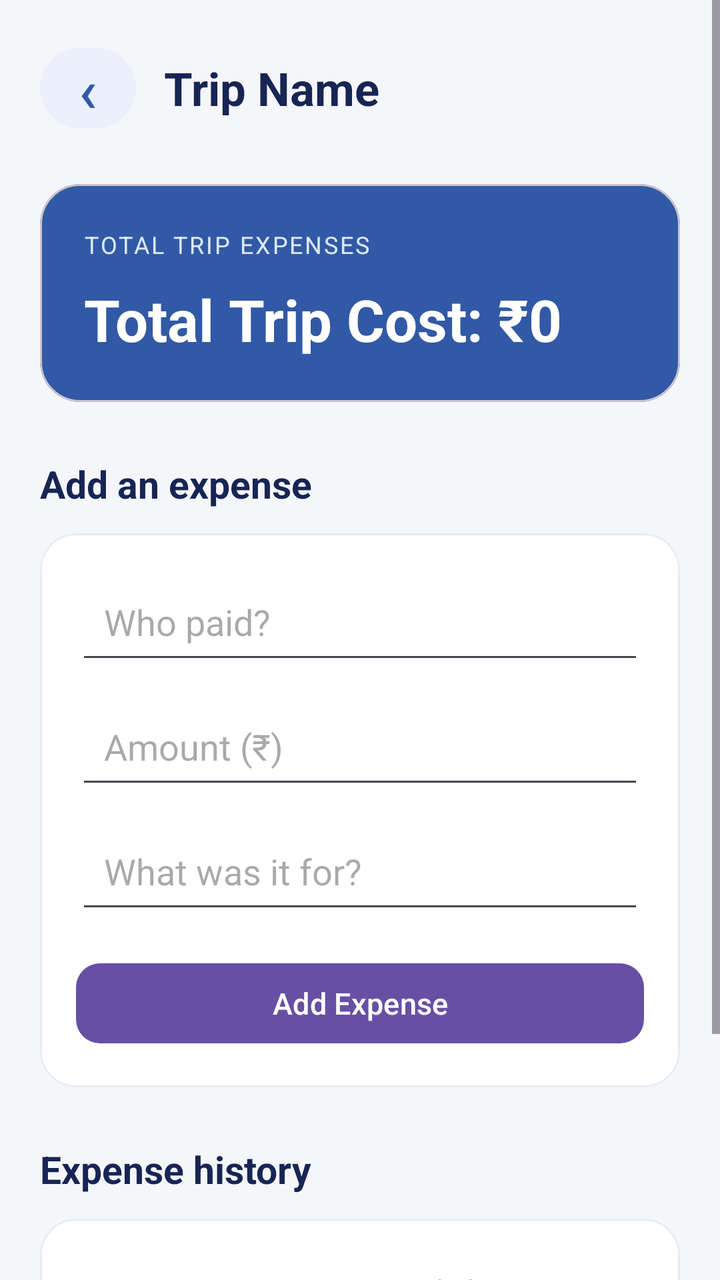
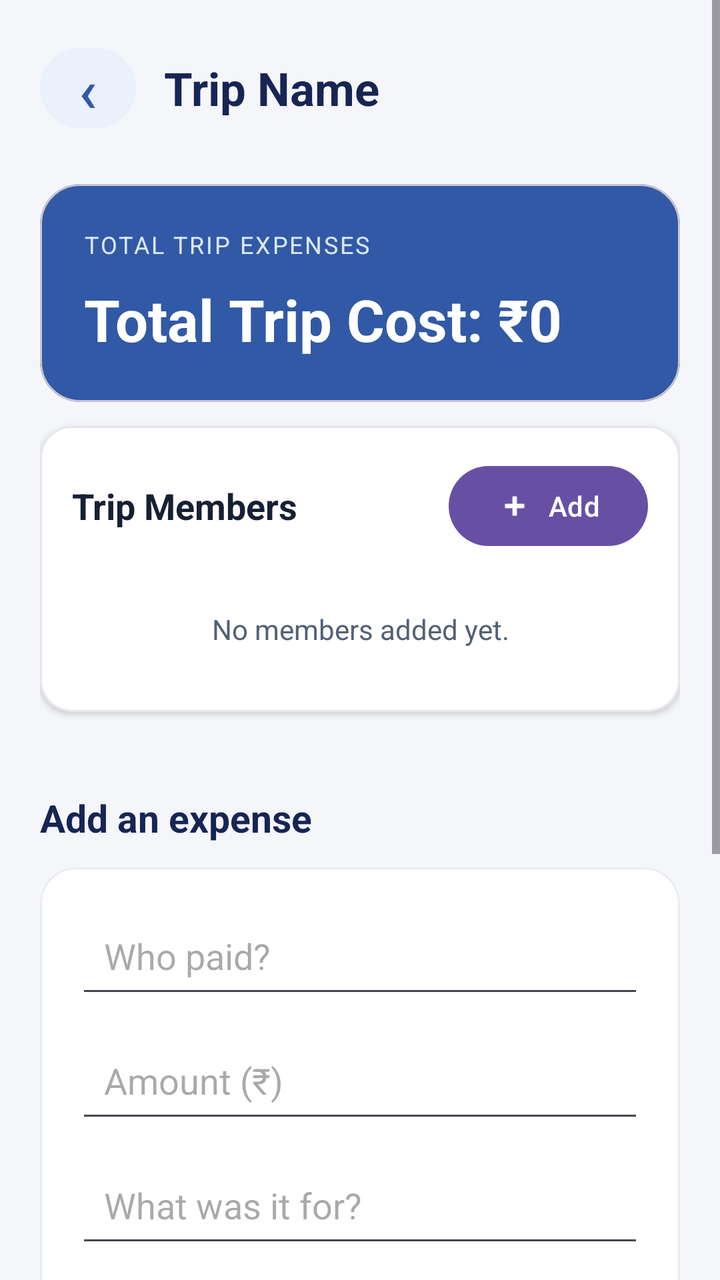

Before-and-after screenshots of an Android layout around one commit, followed by the original layout XML and the change that was made.
<!-- AndroidManifest.xml: application theme Theme.SplitTrip -->
<!-- res/layout/activity_main.xml -->
<?xml version="1.0" encoding="utf-8"?>
<ScrollView
    xmlns:android="http://schemas.android.com/apk/res/android"
    xmlns:app="http://schemas.android.com/apk/res-auto"
    android:layout_width="match_parent"
    android:layout_height="match_parent"
    android:background="#F5F6FA"
    android:fillViewport="true">

    <LinearLayout
        android:layout_width="match_parent"
        android:layout_height="wrap_content"
        android:orientation="vertical"
        android:padding="20dp">

        
        <LinearLayout
            android:layout_width="match_parent"
            android:layout_height="wrap_content"
            android:gravity="center_vertical"
            android:orientation="horizontal"
            android:layout_marginBottom="24dp">

            <Button
                android:id="@+id/backButton"
                android:layout_width="48dp"
                android:layout_height="48dp"
                android:minWidth="0dp"
                android:minHeight="0dp"
                android:text="‹"
                android:textSize="30sp"
                android:textColor="#3159A5"
                android:backgroundTint="#EAF0FC"
                android:padding="0dp" />

            <TextView
                android:id="@+id/tripTitleText"
                android:layout_width="0dp"
                android:layout_height="wrap_content"
                android:layout_weight="1"
                android:layout_marginStart="14dp"
                android:text="Trip Name"
                android:textSize="23sp"
                android:textStyle="bold"
                android:textColor="#172554"
                android:maxLines="1"
                android:ellipsize="end" />

        </LinearLayout>

        
        <com.google.android.material.card.MaterialCardView
            android:layout_width="match_parent"
            android:layout_height="wrap_content"
            app:cardCornerRadius="20dp"
            app:cardElevation="0dp"
            app:cardBackgroundColor="#3159A5">

            <LinearLayout
                android:layout_width="match_parent"
                android:layout_height="wrap_content"
                android:orientation="vertical"
                android:padding="22dp">

                <TextView
                    android:layout_width="wrap_content"
                    android:layout_height="wrap_content"
                    android:text="TOTAL TRIP EXPENSES"
                    android:textColor="#DCE7FF"
                    android:textSize="12sp"
                    android:letterSpacing="0.08" />

                <TextView
                    android:id="@+id/totalSpentText"
                    android:layout_width="match_parent"
                    android:layout_height="wrap_content"
                    android:text="Total Trip Cost: ₹0"
                    android:textColor="#FFFFFF"
                    android:textSize="29sp"
                    android:textStyle="bold"
                    android:layout_marginTop="10dp" />

            </LinearLayout>

        </com.google.android.material.card.MaterialCardView>

        
        <TextView
            android:layout_width="match_parent"
            android:layout_height="wrap_content"
            android:text="Add an expense"
            android:textColor="#172554"
            android:textSize="19sp"
            android:textStyle="bold"
            android:layout_marginTop="28dp"
            android:layout_marginBottom="12dp" />

        <com.google.android.material.card.MaterialCardView
            android:layout_width="match_parent"
            android:layout_height="wrap_content"
            app:cardCornerRadius="18dp"
            app:cardElevation="0dp"
            app:strokeWidth="1dp"
            app:strokeColor="#E8ECF3"
            app:cardBackgroundColor="#FFFFFF">

            <LinearLayout
                android:layout_width="match_parent"
                android:layout_height="wrap_content"
                android:orientation="vertical"
                android:padding="18dp">

                <EditText
                    android:id="@+id/payerInput"
                    android:layout_width="match_parent"
                    android:layout_height="wrap_content"
                    android:hint="Who paid?"
                    android:singleLine="true"
                    android:inputType="textCapWords"
                    android:padding="14dp" />

                <EditText
                    android:id="@+id/amountInput"
                    android:layout_width="match_parent"
                    android:layout_height="wrap_content"
                    android:hint="Amount (₹)"
                    android:singleLine="true"
                    android:inputType="numberDecimal"
                    android:layout_marginTop="10dp"
                    android:padding="14dp" />

                <EditText
                    android:id="@+id/descInput"
                    android:layout_width="match_parent"
                    android:layout_height="wrap_content"
                    android:hint="What was it for?"
                    android:singleLine="true"
                    android:inputType="textCapSentences"
                    android:layout_marginTop="10dp"
                    android:padding="14dp" />

                <com.google.android.material.button.MaterialButton
                    android:id="@+id/addExpenseButton"
                    android:layout_width="match_parent"
                    android:layout_height="wrap_content"
                    android:text="Add Expense"
                    android:textAllCaps="false"
                    android:textSize="15sp"
                    android:layout_marginTop="16dp"
                    app:cornerRadius="12dp" />

            </LinearLayout>

        </com.google.android.material.card.MaterialCardView>

        
        <TextView
            android:layout_width="match_parent"
            android:layout_height="wrap_content"
            android:text="Expense history"
            android:textColor="#172554"
            android:textSize="19sp"
            android:textStyle="bold"
            android:layout_marginTop="28dp"
            android:layout_marginBottom="12dp" />

        <com.google.android.material.card.MaterialCardView
            android:layout_width="match_parent"
            android:layout_height="wrap_content"
            app:cardCornerRadius="18dp"
            app:cardElevation="0dp"
            app:strokeWidth="1dp"
            app:strokeColor="#E8ECF3"
            app:cardBackgroundColor="#FFFFFF">

            <LinearLayout
                android:id="@+id/expenseListContainer"
                android:layout_width="match_parent"
                android:layout_height="wrap_content"
                android:orientation="vertical"
                android:padding="8dp">

                <TextView
                    android:id="@+id/expenseEmptyText"
                    android:layout_width="match_parent"
                    android:layout_height="wrap_content"
                    android:text="No expenses recorded yet."
                    android:textColor="#526078"
                    android:textSize="14sp"
                    android:gravity="center"
                    android:padding="18dp"
                    android:visibility="visible"/>

            </LinearLayout>

        </com.google.android.material.card.MaterialCardView>

        
        <com.google.android.material.button.MaterialButton
            android:id="@+id/deleteTripButton"
            android:layout_width="match_parent"
            android:layout_height="wrap_content"
            android:text="Delete Trip"
            android:textAllCaps="false"
            android:textColor="#C62828"
            android:layout_marginTop="24dp"
            android:layout_marginBottom="20dp"
            app:backgroundTint="#FCEAEA"
            app:cornerRadius="12dp" />

    </LinearLayout>

</ScrollView>
<!-- resources referenced by this layout -->
<resources>
  <style name="Theme.SplitTrip" parent="Base.Theme.SplitTrip" />
  <style name="Base.Theme.SplitTrip" parent="Theme.Material3.DayNight.NoActionBar">
          
          
      </style>
</resources>

<!-- the commit's change to res/layout/activity_main.xml (unified diff, before → after) -->
@@ -84,6 +84,74 @@
 
         </com.google.android.material.card.MaterialCardView>
 
+
+        <com.google.android.material.card.MaterialCardView
+            android:layout_width="match_parent"
+            android:layout_height="wrap_content"
+            android:layout_marginTop="12dp"
+            android:layout_marginBottom="12dp"
+            app:cardCornerRadius="16dp"
+            app:cardElevation="2dp"
+            app:strokeColor="#E5E7EB"
+            app:strokeWidth="1dp"
+            app:cardBackgroundColor="#FFFFFF">
+
+            <LinearLayout
+                android:layout_width="match_parent"
+                android:layout_height="wrap_content"
+                android:orientation="vertical"
+                android:padding="16dp">
+
+                <LinearLayout
+                    android:layout_width="match_parent"
+                    android:layout_height="wrap_content"
+                    android:gravity="center_vertical"
+                    android:orientation="horizontal">
+
+                    <TextView
+                        android:layout_width="0dp"
+                        android:layout_height="wrap_content"
+                        android:layout_weight="1"
+                        android:text="Trip Members"
+                        android:textColor="#172033"
+                        android:textSize="18sp"
+                        android:textStyle="bold" />
+
+                    <com.google.android.material.button.MaterialButton
+                        android:id="@+id/addMemberButton"
+                        android:layout_width="wrap_content"
+                        android:layout_height="wrap_content"
+                        android:text="Add"
+                        android:textAllCaps="false"
+                        app:icon="@android:drawable/ic_input_add"
+                        app:iconGravity="textStart" />
+
+                </LinearLayout>
+
+                <LinearLayout
+                    android:id="@+id/memberListContainer"
+                    android:layout_width="match_parent"
+                    android:layout_height="wrap_content"
+                    android:orientation="vertical"
+                    android:paddingTop="12dp">
+
+                    <TextView
+                        android:id="@+id/memberEmptyText"
+                        android:layout_width="match_parent"
+                        android:layout_height="wrap_content"
+                        android:gravity="center"
+                        android:padding="16dp"
+                        android:text="No members added yet."
+                        android:textColor="#526078"
+                        android:textSize="14sp" />
+
+                </LinearLayout>
+
+            </LinearLayout>
+
+        </com.google.android.material.card.MaterialCardView>
+
+
         
         <TextView
             android:layout_width="match_parent"
